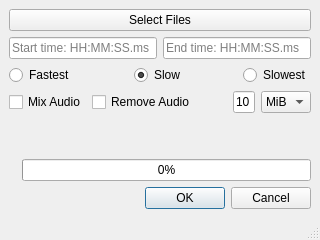
Before: the Qt Designer form src/FFmpeg2DiscordUI.ui in WesleyFister/ffmpeg2discord, drawn with Qt 5.
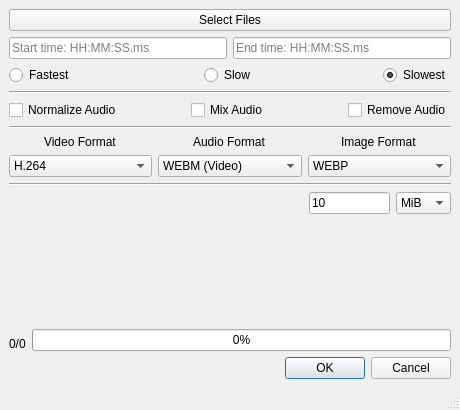
After: the same form once the commit is applied.

Patch:
```diff
--- a/src/FFmpeg2DiscordUI.ui
+++ b/src/FFmpeg2DiscordUI.ui
@@ -6,14 +6,14 @@
    <rect>
     <x>0</x>
     <y>0</y>
-    <width>320</width>
-    <height>240</height>
+    <width>460</width>
+    <height>410</height>
    </rect>
   </property>
   <property name="minimumSize">
    <size>
-    <width>320</width>
-    <height>240</height>
+    <width>460</width>
+    <height>410</height>
    </size>
   </property>
   <property name="windowTitle">
@@ -88,7 +88,7 @@
          <string>Slow</string>
         </property>
         <property name="checked">
-         <bool>true</bool>
+         <bool>false</bool>
         </property>
        </widget>
       </item>
@@ -106,13 +106,33 @@
         <property name="text">
          <string>Slowest</string>
         </property>
+        <property name="checked">
+         <bool>true</bool>
+        </property>
        </widget>
       </item>
      </layout>
     </item>
+    <item>
+     <widget class="Line" name="line">
+      <property name="orientation">
+       <enum>Qt::Horizontal</enum>
+      </property>
+     </widget>
+    </item>
     <item>
      <layout class="QHBoxLayout" name="horizontalLayout_4">
       <item alignment="Qt::AlignLeft">
+       <widget class="QCheckBox" name="checkBox_3">
+        <property name="toolTip">
+         <string>&lt;html&gt;&lt;head/&gt;&lt;body&gt;&lt;p align=&quot;center&quot;&gt;Adjusts the quiet and loud parts of audio to create a consistent level of volume&lt;/p&gt;&lt;/body&gt;&lt;/html&gt;</string>
+        </property>
+        <property name="text">
+         <string>Normalize Audio</string>
+        </property>
+       </widget>
+      </item>
+      <item alignment="Qt::AlignHCenter">
        <widget class="QCheckBox" name="checkBox">
         <property name="toolTip">
          <string>&lt;html&gt;&lt;head/&gt;&lt;body&gt;&lt;p align=&quot;center&quot;&gt;If the video has multiple audio tracks this option will combine them all into one track.&lt;/p&gt;&lt;/body&gt;&lt;/html&gt;</string>
@@ -125,7 +145,7 @@
         </property>
        </widget>
       </item>
-      <item alignment="Qt::AlignLeft">
+      <item alignment="Qt::AlignRight">
        <widget class="QCheckBox" name="checkBox_2">
         <property name="toolTip">
          <string>&lt;html&gt;&lt;head/&gt;&lt;body&gt;&lt;p align=&quot;center&quot;&gt;This will remove all audio from a video.&lt;/p&gt;&lt;/body&gt;&lt;/html&gt;</string>
@@ -135,27 +155,191 @@
         </property>
        </widget>
       </item>
+     </layout>
+    </item>
+    <item>
+     <widget class="Line" name="line_2">
+      <property name="orientation">
+       <enum>Qt::Horizontal</enum>
+      </property>
+     </widget>
+    </item>
+    <item>
+     <layout class="QHBoxLayout" name="horizontalLayout_6">
+      <item>
+       <layout class="QVBoxLayout" name="verticalLayout_3">
+        <property name="spacing">
+         <number>6</number>
+        </property>
+        <property name="sizeConstraint">
+         <enum>QLayout::SetDefaultConstraint</enum>
+        </property>
+        <item alignment="Qt::AlignHCenter">
+         <widget class="QLabel" name="label_5">
+          <property name="sizePolicy">
+           <sizepolicy hsizetype="Preferred" vsizetype="Fixed">
+            <horstretch>0</horstretch>
+            <verstretch>0</verstretch>
+           </sizepolicy>
+          </property>
+          <property name="text">
+           <string>Video Format</string>
+          </property>
+         </widget>
+        </item>
+        <item>
+         <widget class="QComboBox" name="comboBox_4">
+          <property name="toolTip">
+           <string>&lt;html&gt;&lt;head/&gt;&lt;body&gt;&lt;p&gt;&lt;span style=&quot; font-weight:600;&quot;&gt;H.264:&lt;/span&gt; most compatible and faster compression but offers lower quality videos&lt;/p&gt;&lt;p&gt;&lt;span style=&quot; font-weight:600;&quot;&gt;VP9:&lt;/span&gt; slower compression but offers higher quality videos (does not embed for iPhone users on Discord)&lt;/p&gt;&lt;p&gt;&lt;span style=&quot; font-weight:600;&quot;&gt;AV1:&lt;/span&gt; Best compression ratio but can have lower compatibility (does not embed at all on Discord)&lt;/p&gt;&lt;/body&gt;&lt;/html&gt;</string>
+          </property>
+          <item>
+           <property name="text">
+            <string comment="test" extracomment="test">H.264</string>
+           </property>
+          </item>
+          <item>
+           <property name="text">
+            <string>VP9</string>
+           </property>
+          </item>
+          <item>
+           <property name="text">
+            <string>AV1</string>
+           </property>
+          </item>
+         </widget>
+        </item>
+       </layout>
+      </item>
+      <item>
+       <layout class="QVBoxLayout" name="verticalLayout_4">
+        <property name="spacing">
+         <number>6</number>
+        </property>
+        <property name="sizeConstraint">
+         <enum>QLayout::SetDefaultConstraint</enum>
+        </property>
+        <item alignment="Qt::AlignHCenter">
+         <widget class="QLabel" name="label_4">
+          <property name="sizePolicy">
+           <sizepolicy hsizetype="Preferred" vsizetype="Fixed">
+            <horstretch>0</horstretch>
+            <verstretch>0</verstretch>
+           </sizepolicy>
+          </property>
+          <property name="text">
+           <string>Audio Format</string>
+          </property>
+         </widget>
+        </item>
+        <item>
+         <widget class="QComboBox" name="comboBox_3">
+          <property name="sizePolicy">
+           <sizepolicy hsizetype="Preferred" vsizetype="Fixed">
+            <horstretch>0</horstretch>
+            <verstretch>0</verstretch>
+           </sizepolicy>
+          </property>
+          <property name="toolTip">
+           <string>&lt;html&gt;&lt;head/&gt;&lt;body&gt;&lt;p&gt;&lt;span style=&quot; font-weight:600;&quot;&gt;WEBM (Video):&lt;/span&gt; black video with audio track. This is for websites that don't directly support audio (like Discord on mobile).&lt;/p&gt;&lt;p&gt;&lt;span style=&quot; font-weight:600;&quot;&gt;WEBM:&lt;/span&gt; audio track only&lt;/p&gt;&lt;p&gt;&lt;span style=&quot; font-weight:600;&quot;&gt;OGG:&lt;/span&gt; audio track only&lt;/p&gt;&lt;/body&gt;&lt;/html&gt;</string>
+          </property>
+          <item>
+           <property name="text">
+            <string>WEBM (Video)</string>
+           </property>
+          </item>
+          <item>
+           <property name="text">
+            <string>WEBM</string>
+           </property>
+          </item>
+          <item>
+           <property name="text">
+            <string>OGG</string>
+           </property>
+          </item>
+         </widget>
+        </item>
+       </layout>
+      </item>
+      <item>
+       <layout class="QVBoxLayout" name="verticalLayout_5" stretch="0,0">
+        <property name="sizeConstraint">
+         <enum>QLayout::SetDefaultConstraint</enum>
+        </property>
+        <item alignment="Qt::AlignHCenter">
+         <widget class="QLabel" name="label_3">
+          <property name="sizePolicy">
+           <sizepolicy hsizetype="Preferred" vsizetype="Fixed">
+            <horstretch>0</horstretch>
+            <verstretch>0</verstretch>
+           </sizepolicy>
+          </property>
+          <property name="text">
+           <string>Image Format</string>
+          </property>
+         </widget>
+        </item>
+        <item>
+         <widget class="QComboBox" name="comboBox_2">
+          <property name="toolTip">
+           <string>&lt;html&gt;&lt;head/&gt;&lt;body&gt;&lt;p&gt;&lt;span style=&quot; font-weight:600;&quot;&gt;WEBP:&lt;/span&gt; slower compression times but better quality and supports transparency&lt;/p&gt;&lt;p&gt;&lt;span style=&quot; font-weight:600;&quot;&gt;JPG:&lt;/span&gt; most compatible but worse quality&lt;/p&gt;&lt;/body&gt;&lt;/html&gt;</string>
+          </property>
+          <item>
+           <property name="text">
+            <string>WEBP</string>
+           </property>
+          </item>
+          <item>
+           <property name="text">
+            <string>JPG</string>
+           </property>
+          </item>
+         </widget>
+        </item>
+       </layout>
+      </item>
+     </layout>
+    </item>
+    <item>
+     <widget class="Line" name="line_3">
+      <property name="orientation">
+       <enum>Qt::Horizontal</enum>
+      </property>
+     </widget>
+    </item>
+    <item>
+     <layout class="QHBoxLayout" name="horizontalLayout_5">
       <item>
        <spacer name="horizontalSpacer">
         <property name="orientation">
          <enum>Qt::Horizontal</enum>
         </property>
+        <property name="sizeType">
+         <enum>QSizePolicy::Expanding</enum>
+        </property>
         <property name="sizeHint" stdset="0">
          <size>
-          <width>40</width>
+          <width>300</width>
           <height>20</height>
          </size>
         </property>
        </spacer>
       </item>
-      <item alignment="Qt::AlignRight">
+      <item>
        <widget class="QLineEdit" name="lineEdit_3">
         <property name="sizePolicy">
-         <sizepolicy hsizetype="Expanding" vsizetype="Fixed">
+         <sizepolicy hsizetype="Maximum" vsizetype="Fixed">
           <horstretch>1</horstretch>
           <verstretch>0</verstretch>
          </sizepolicy>
         </property>
+        <property name="minimumSize">
+         <size>
+          <width>0</width>
+          <height>0</height>
+         </size>
+        </property>
         <property name="toolTip">
          <string>&lt;html&gt;&lt;head/&gt;&lt;body&gt;&lt;p align=&quot;center&quot;&gt;Set the desired file size the resulting video should be below.&lt;/p&gt;&lt;/body&gt;&lt;/html&gt;</string>
         </property>
@@ -167,8 +351,14 @@
         </property>
        </widget>
       </item>
-      <item alignment="Qt::AlignRight">
+      <item>
        <widget class="QComboBox" name="comboBox">
+        <property name="minimumSize">
+         <size>
+          <width>55</width>
+          <height>0</height>
+         </size>
+        </property>
         <property name="maximumSize">
          <size>
           <width>50</width>
@@ -228,19 +418,42 @@
     </item>
     <item>
      <layout class="QHBoxLayout" name="horizontalLayout_3">
-      <item>
+      <item alignment="Qt::AlignBottom">
        <widget class="QLabel" name="label">
+        <property name="sizePolicy">
+         <sizepolicy hsizetype="Preferred" vsizetype="Preferred">
+          <horstretch>0</horstretch>
+          <verstretch>0</verstretch>
+         </sizepolicy>
+        </property>
         <property name="text">
-         <string/>
+         <string>0/0</string>
         </property>
        </widget>
       </item>
       <item>
-       <widget class="QProgressBar" name="progressBar">
-        <property name="value">
-         <number>0</number>
-        </property>
-       </widget>
+       <layout class="QVBoxLayout" name="verticalLayout">
+        <item alignment="Qt::AlignHCenter">
+         <widget class="QLabel" name="label_6">
+          <property name="sizePolicy">
+           <sizepolicy hsizetype="Preferred" vsizetype="Fixed">
+            <horstretch>0</horstretch>
+            <verstretch>0</verstretch>
+           </sizepolicy>
+          </property>
+          <property name="text">
+           <string/>
+          </property>
+         </widget>
+        </item>
+        <item>
+         <widget class="QProgressBar" name="progressBar">
+          <property name="value">
+           <number>0</number>
+          </property>
+         </widget>
+        </item>
+       </layout>
       </item>
      </layout>
     </item>
```
Left out of the diff: 6 changed lines with no effect on the pictures.
